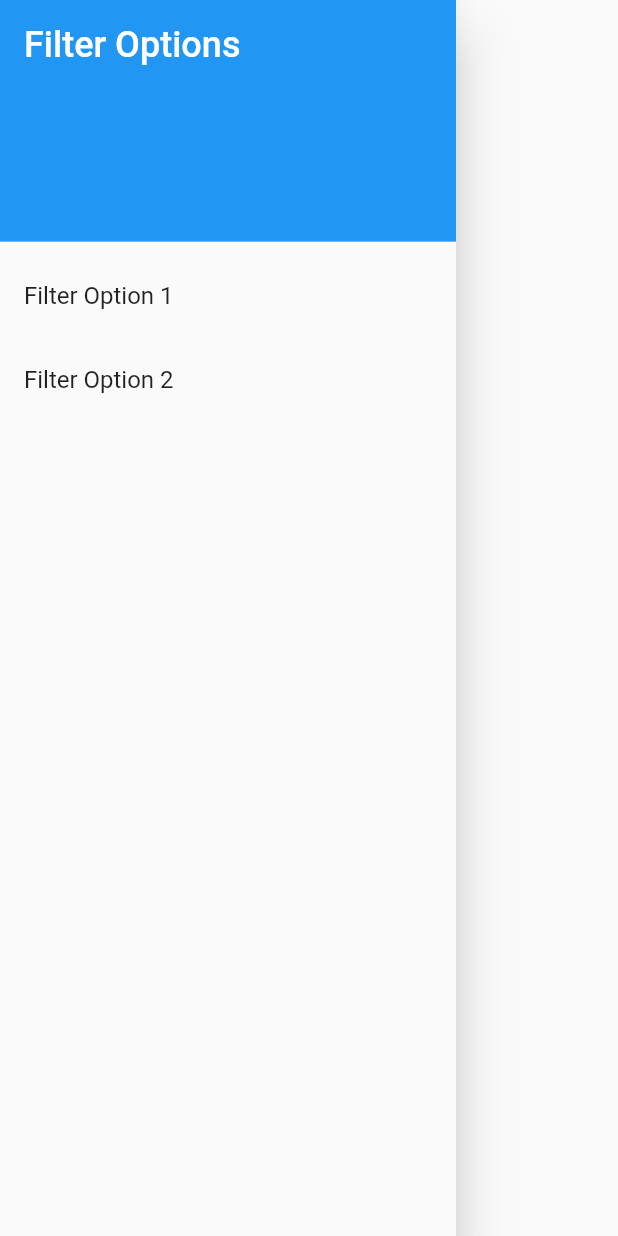
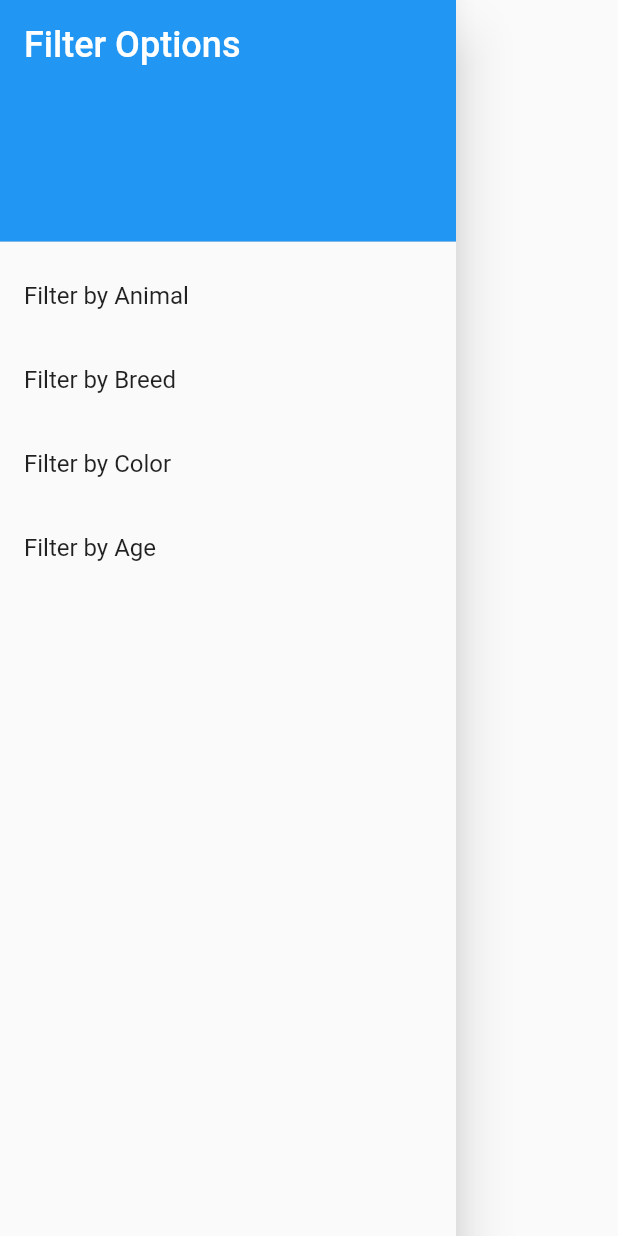
Before and after one commit to EllaGab09/adoption_app, a Flutter app: the FilterDrawer widget shown alone on an empty page, opened directly with empty values, on a phone screen of 412 x 824 dp. Run offline on Flutter 3.47's test engine with Material 2 defaults, Android fonts, the phone set to English and light mode, and no system bars; our stand-ins replace google_maps_flutter, sign_in_button; network calls fail.

```diff
--- a/lib/screens/adoption_center_screen.dart
+++ b/lib/screens/adoption_center_screen.dart
@@ -5,8 +5,7 @@ import 'package:adoption_app/models/adoption_center.dart';
 class AdoptionCenterScreen extends StatelessWidget {
   final AdoptionCenter adoptionCenter;
 
-  AdoptionCenterScreen({Key? key, required this.adoptionCenter})
-      : super(key: key);
+  AdoptionCenterScreen({super.key, required this.adoptionCenter});
 
   @override
   Widget build(BuildContext context) {
--- a/lib/screens/sign_up_screen.dart
+++ b/lib/screens/sign_up_screen.dart
@@ -1,7 +1,7 @@
 import 'package:flutter/material.dart';
 
 class SignUpScreen extends StatelessWidget {
-  const SignUpScreen({Key? key}) : super(key: key);
+  const SignUpScreen({super.key});
 
   @override
   Widget build(BuildContext context) {
--- a/lib/widgets/filter_drawer.dart
+++ b/lib/widgets/filter_drawer.dart
@@ -1,10 +1,9 @@
 import 'package:flutter/material.dart';
 
 class FilterDrawer extends StatelessWidget {
-  const FilterDrawer({Key? key, required this.onFilterOptionSelected})
-      : super(key: key);
+  const FilterDrawer({super.key, required this.onFilterOptionSelected});
 
-  final void Function(String) onFilterOptionSelected;
+  final void Function(String, String) onFilterOptionSelected;
 
   @override
   Widget build(BuildContext context) {
@@ -25,17 +24,35 @@ class FilterDrawer extends StatelessWidget {
             ),
           ),
           ListTile(
-            title: const Text('Filter Option 1'),
+            title: const Text('Filter by Animal'),
             onTap: () {
-              onFilterOptionSelected('Option 1');
-              Navigator.pop(context); // Close the drawer
+              // Implement logic to filter by type
+              onFilterOptionSelected('type', 'Dog');
+              Navigator.pop(context);
             },
           ),
           ListTile(
-            title: const Text('Filter Option 2'),
+            title: const Text('Filter by Breed'),
             onTap: () {
-              onFilterOptionSelected('Option 2');
-              Navigator.pop(context); // Close the drawer
+              // Implement logic to filter by breed
+              onFilterOptionSelected('breed', 'Labrador');
+              Navigator.pop(context);
+            },
+          ),
+          ListTile(
+            title: const Text('Filter by Color'),
+            onTap: () {
+              // Implement logic to filter by color
+              onFilterOptionSelected('color', 'Brown');
+              Navigator.pop(context);
+            },
+          ),
+          ListTile(
+            title: const Text('Filter by Age'),
+            onTap: () {
+              // Implement logic to filter by age
+              onFilterOptionSelected('age', '2');
+              Navigator.pop(context);
             },
           ),
           // Add more filter options as needed
--- a/lib/widgets/googleMap.dart
+++ b/lib/widgets/googleMap.dart
@@ -7,7 +7,7 @@ import 'package:google_maps_flutter/google_maps_flutter.dart';
 class MapScreen extends StatefulWidget {
   final AdoptionCenterLocation adoptionCenterLocation;
 
-  MapScreen({Key? key, required this.adoptionCenterLocation}) : super(key: key);
+  MapScreen({super.key, required this.adoptionCenterLocation});
 
   @override
   State<MapScreen> createState() => MapState();
--- a/lib/widgets/logo_app_bar.dart
+++ b/lib/widgets/logo_app_bar.dart
@@ -4,9 +4,9 @@ class LogoAppBar extends StatelessWidget implements PreferredSizeWidget {
   final VoidCallback onProfilePressed;
 
   const LogoAppBar({
-    Key? key,
+    super.key,
     required this.onProfilePressed,
-  }) : super(key: key);
+  });
 
   @override
   Size get preferredSize => Size.fromHeight(kToolbarHeight);
```
Also changed, not shown: lib/screens/categories_screen.dart (+33 -8 lines).
